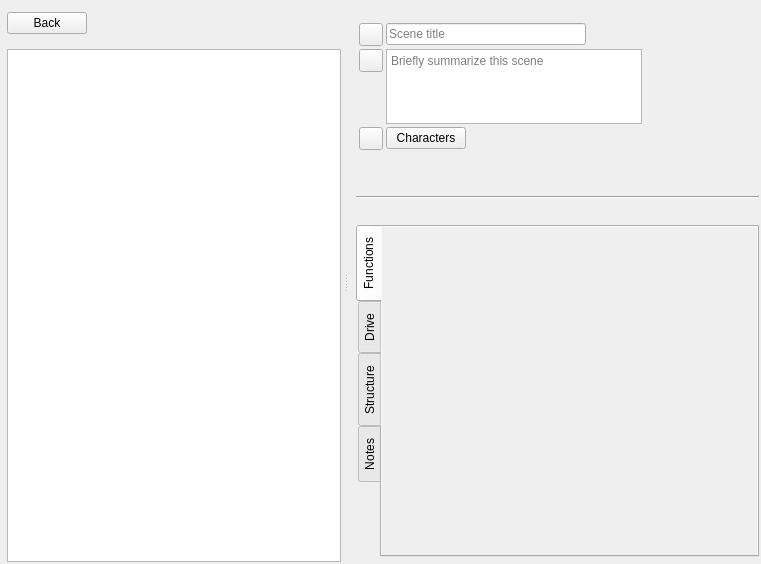
First picture: the form in ui/scene_editor.ui, repository plotlyst/plotlyst-app, before the edit.
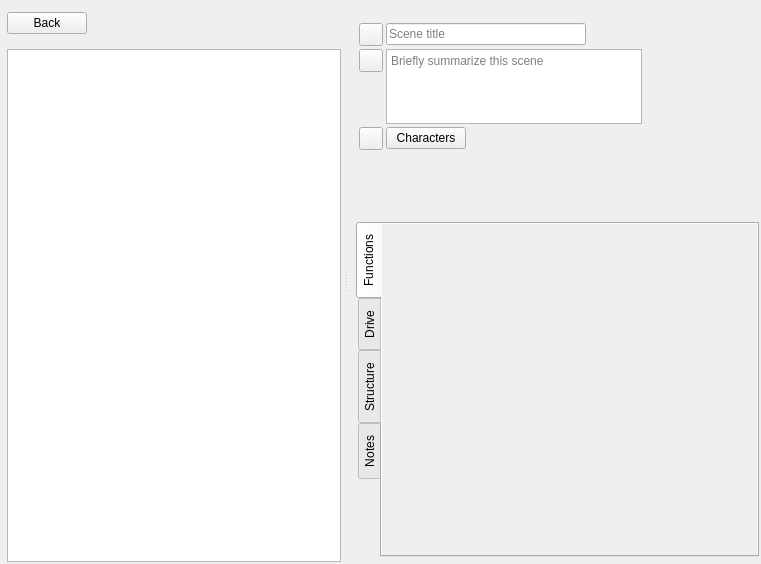
Second picture: the form after the edit. The open tabs and pages were chosen to show the change. Custom widgets are drawn as their Qt base class.

Patch:
```diff
--- a/ui/scene_editor.ui
+++ b/ui/scene_editor.ui
@@ -419,13 +419,6 @@
          </layout>
         </widget>
        </item>
-       <item>
-        <widget class="Line" name="middleLine">
-         <property name="orientation">
-          <enum>Qt::Horizontal</enum>
-         </property>
-        </widget>
-       </item>
        <item>
         <widget class="QWidget" name="wdgMidbar" native="true">
          <layout class="QHBoxLayout" name="horizontalLayout_2">
@@ -532,8 +525,8 @@
                    <rect>
                     <x>0</x>
                     <y>0</y>
-                    <width>371</width>
-                    <height>282</height>
+                    <width>100</width>
+                    <height>30</height>
                    </rect>
                   </property>
                   <property name="relaxed-white-bg" stdset="0">
```
Left out of the diff: 4 changed lines with no effect on the pictures.
